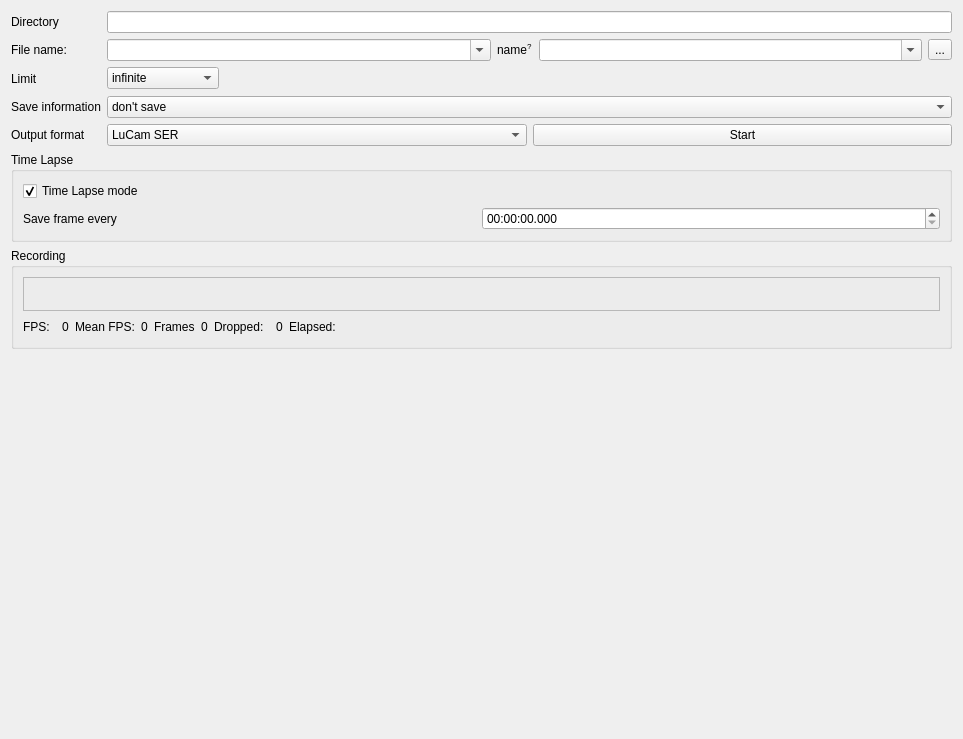
Before: the Qt Designer form src/widgets/recordingpanel.ui in GuLinux/PlanetaryImager, drawn with Qt 5.
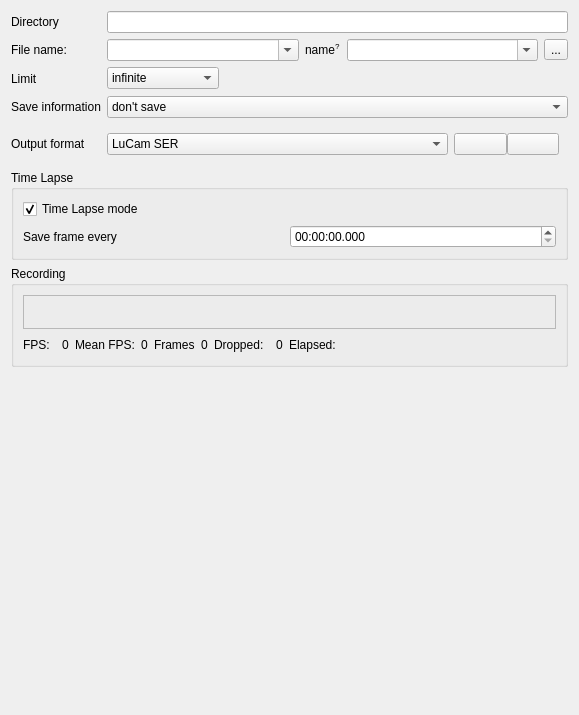
After: the same form once the commit is applied. Icons and pictures are not drawn.

Commit message: More icons Refactoring to prepare pause function

Patch:
```diff
--- a/src/widgets/recordingpanel.ui
+++ b/src/widgets/recordingpanel.ui
@@ -6,8 +6,8 @@
    <rect>
     <x>0</x>
     <y>0</y>
-    <width>963</width>
-    <height>739</height>
+    <width>579</width>
+    <height>715</height>
    </rect>
   </property>
   <layout class="QGridLayout" name="gridLayout_3">
@@ -375,6 +375,12 @@
     <layout class="QHBoxLayout" name="horizontalLayout">
      <item>
       <widget class="QComboBox" name="videoOutputType">
+       <property name="sizePolicy">
+        <sizepolicy hsizetype="Preferred" vsizetype="Fixed">
+         <horstretch>3</horstretch>
+         <verstretch>0</verstretch>
+        </sizepolicy>
+       </property>
        <property name="whatsThis">
         <string>&lt;html&gt;&lt;head/&gt;&lt;body&gt;&lt;p&gt;File format for your recording:&lt;/p&gt;&lt;ul style=&quot;margin-top: 0px; margin-bottom: 0px; margin-left: 0px; margin-right: 0px; -qt-list-indent: 1;&quot;&gt;&lt;li style=&quot; margin-top:12px; margin-bottom:12px; margin-left:0px; margin-right:0px; -qt-block-indent:0; text-indent:0px;&quot;&gt;&lt;span style=&quot; font-weight:600;&quot;&gt;LuCam SER&lt;/span&gt;: RAW format, supports 8 and 16 bit, monochrome and color images. It's usually much faster, as no encoding process is needed, and offers the maximum quality. It also needs much more disk space, but it can be manually compressed after processing for storage (bzip2 algorithm is suggested).&lt;/li&gt;&lt;li style=&quot; margin-top:12px; margin-bottom:12px; margin-left:0px; margin-right:0px; -qt-block-indent:0; text-indent:0px;&quot;&gt;&lt;span style=&quot; font-weight:600;&quot;&gt;Video File&lt;/span&gt;: frames will be encoded using the encoder specified in the main settings. This is usually slower, usually supports only 8 bits color images, and quality may vary, depending on the encoder used, but disk usage will usually be much lower.&lt;/li&gt;&lt;/ul&gt;&lt;/body&gt;&lt;/html&gt;</string>
        </property>
@@ -401,10 +407,75 @@
       </widget>
      </item>
      <item>
-      <widget class="QPushButton" name="start_stop_recording">
-       <property name="text">
-        <string>Start</string>
+      <widget class="QStackedWidget" name="recordingButtons">
+       <property name="sizePolicy">
+        <sizepolicy hsizetype="Preferred" vsizetype="Preferred">
+         <horstretch>1</horstretch>
+         <verstretch>0</verstretch>
+        </sizepolicy>
        </property>
+       <property name="currentIndex">
+        <number>1</number>
+       </property>
+       <widget class="QWidget" name="page">
+        <layout class="QGridLayout" name="gridLayout_7">
+         <item row="0" column="0">
+          <widget class="QPushButton" name="start_recording">
+           <property name="toolTip">
+            <string>Start recording</string>
+           </property>
+           <property name="text">
+            <string/>
+           </property>
+           <property name="icon">
+            <iconset resource="../resources/resources.qrc">
+             <normaloff>:/resources/play.png</normaloff>:/resources/play.png</iconset>
+           </property>
+          </widget>
+         </item>
+        </layout>
+       </widget>
+       <widget class="QWidget" name="page_2">
+        <layout class="QHBoxLayout" name="horizontalLayout_2">
+         <property name="spacing">
+          <number>0</number>
+         </property>
+         <property name="leftMargin">
+          <number>0</number>
+         </property>
+         <item>
+          <widget class="QPushButton" name="stop_recording">
+           <property name="toolTip">
+            <string>Stop recording</string>
+           </property>
+           <property name="text">
+            <string/>
+           </property>
+           <property name="icon">
+            <iconset resource="../resources/resources.qrc">
+             <normaloff>:/resources/stop.png</normaloff>:/resources/stop.png</iconset>
+           </property>
+          </widget>
+         </item>
+         <item>
+          <widget class="QPushButton" name="pause_recording">
+           <property name="toolTip">
+            <string>Pause recording</string>
+           </property>
+           <property name="text">
+            <string/>
+           </property>
+           <property name="icon">
+            <iconset resource="../resources/resources.qrc">
+             <normaloff>:/resources/pause.png</normaloff>:/resources/pause.png</iconset>
+           </property>
+           <property name="checkable">
+            <bool>true</bool>
+           </property>
+          </widget>
+         </item>
+        </layout>
+       </widget>
       </widget>
      </item>
     </layout>
```
Left out of the diff: 4 changed lines with no effect on the pictures. The commit also changes 21 other files.
